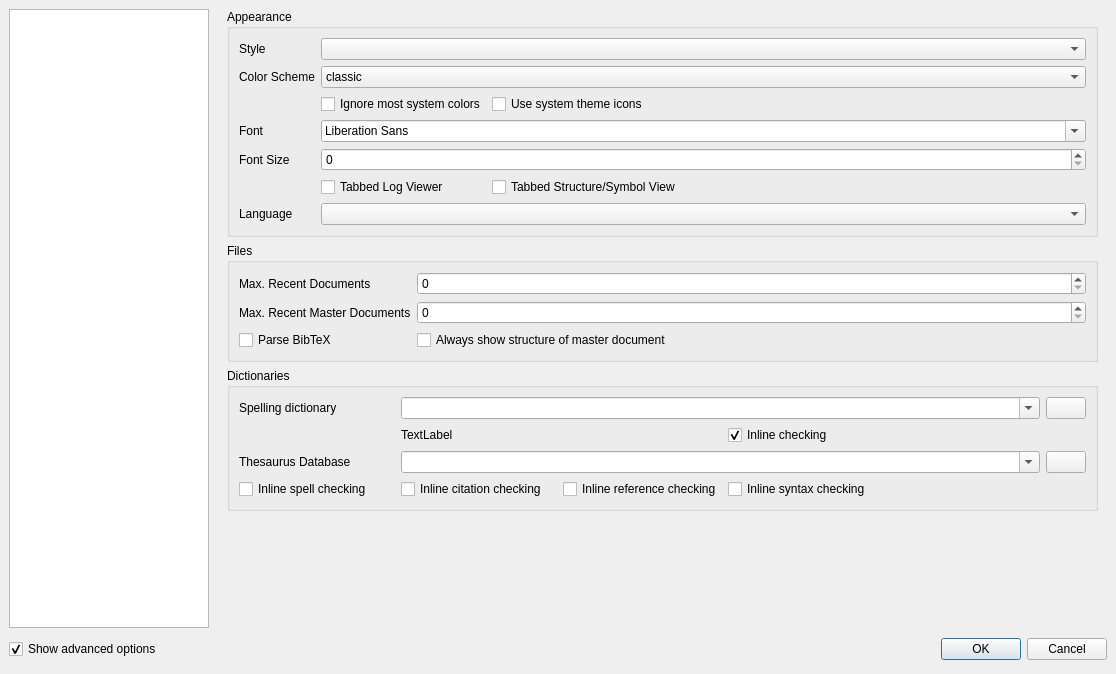
The window that configdialog.ui (svn2github/texstudio-trunk) describes before a commit, drawn with Qt 5.
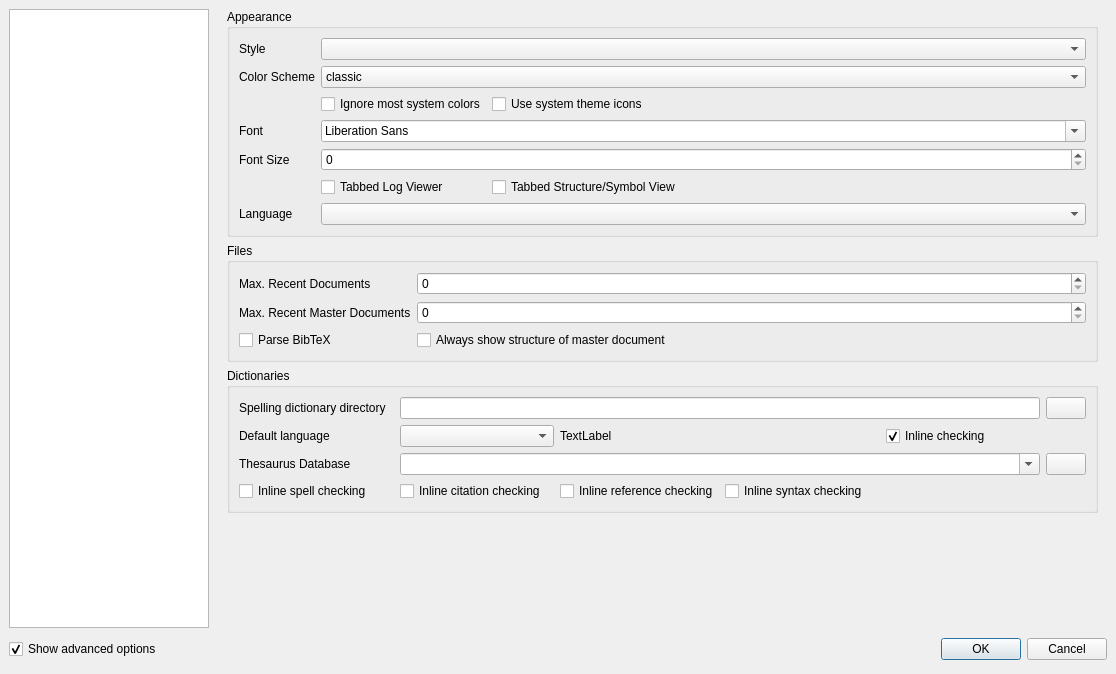
The same window after the commit. The open tabs and pages were chosen to show the change. Icons and pictures are not drawn.

Commit message:
implemented magic comments (Highlighting, display in structure). Currently supported: % !TeX spellcheck = someLanguage % !TeX encoding = someEncoding
Reworked dictionary support:
- dictionary can now be set per document
- manager to maintain multiple open dictionaries for different documents

```diff
--- a/configdialog.ui
+++ b/configdialog.ui
@@ -157,8 +157,8 @@
            <rect>
             <x>0</x>
             <y>0</y>
-            <width>601</width>
-            <height>456</height>
+            <width>880</width>
+            <height>617</height>
            </rect>
           </property>
           <layout class="QVBoxLayout" name="verticalLayout">
@@ -426,67 +426,14 @@
               <string>Dictionaries</string>
              </property>
              <layout class="QGridLayout">
-              <item row="0" column="0">
-               <widget class="QLabel" name="labelASpellCommand">
-                <property name="text">
-                 <string>Spelling dictionary</string>
-                </property>
-               </widget>
-              </item>
-              <item row="0" column="5">
-               <widget class="QPushButton" name="pushButtonAspell">
-                <property name="sizePolicy">
-                 <sizepolicy hsizetype="Maximum" vsizetype="Fixed">
-                  <horstretch>0</horstretch>
-                  <verstretch>0</verstretch>
-                 </sizepolicy>
-                </property>
-                <property name="text">
-                 <string/>
-                </property>
-                <property name="icon">
-                 <iconset>
-                  <normaloff>:/images/fileopen.png</normaloff>:/images/fileopen.png</iconset>
-                </property>
-               </widget>
-              </item>
-              <item row="1" column="1" colspan="2">
-               <widget class="QLabel" name="labelGetDic">
-                <property name="sizePolicy">
-                 <sizepolicy hsizetype="Expanding" vsizetype="Preferred">
-                  <horstretch>0</horstretch>
-                  <verstretch>0</verstretch>
-                 </sizepolicy>
-                </property>
-                <property name="text">
-                 <string>TextLabel</string>
-                </property>
-               </widget>
-              </item>
-              <item row="1" column="3" colspan="3">
-               <widget class="QCheckBox" name="checkBoxRealTimeCheck">
-                <property name="sizePolicy">
-                 <sizepolicy hsizetype="Preferred" vsizetype="Fixed">
-                  <horstretch>0</horstretch>
-                  <verstretch>0</verstretch>
-                 </sizepolicy>
-                </property>
-                <property name="text">
-                 <string>Inline checking</string>
-                </property>
-                <property name="checked">
-                 <bool>true</bool>
-                </property>
-               </widget>
-              </item>
-              <item row="2" column="0">
+              <item row="3" column="0">
                <widget class="QLabel" name="label_13">
                 <property name="text">
                  <string>Thesaurus Database</string>
                 </property>
                </widget>
               </item>
-              <item row="2" column="5">
+              <item row="3" column="5">
                <widget class="QPushButton" name="btSelectThesaurusFileName">
                 <property name="sizePolicy">
                  <sizepolicy hsizetype="Maximum" vsizetype="Fixed">
@@ -503,17 +450,7 @@
                 </property>
                </widget>
               </item>
-              <item row="0" column="1" colspan="4">
-               <widget class="QComboBox" name="comboBoxDictionaryFileName">
-                <property name="editable">
-                 <bool>true</bool>
-                </property>
-                <property name="dirFilter" stdset="0">
-                 <string>*.dic</string>
-                </property>
-               </widget>
-              </item>
-              <item row="2" column="1" colspan="4">
+              <item row="3" column="1" colspan="4">
                <widget class="QComboBox" name="comboBoxThesaurusFileName">
                 <property name="editable">
                  <bool>true</bool>
@@ -523,7 +460,7 @@
                 </property>
                </widget>
               </item>
-              <item row="3" column="0">
+              <item row="4" column="0">
                <widget class="QCheckBox" name="checkBoxInlineSpellCheck">
                 <property name="text">
                  <string>Inline spell checking</string>
@@ -533,7 +470,7 @@
                 </property>
                </widget>
               </item>
-              <item row="3" column="1">
+              <item row="4" column="1">
                <widget class="QCheckBox" name="checkBoxInlineCitationCheck">
                 <property name="text">
                  <string>Inline citation checking</string>
@@ -543,17 +480,44 @@
                 </property>
                </widget>
               </item>
-              <item row="3" column="2">
-               <widget class="QCheckBox" name="checkBoxInlineReferenceCheck">
+              <item row="0" column="1" colspan="4">
+               <widget class="QLineEdit" name="leDictDir"/>
+              </item>
+              <item row="0" column="0">
+               <widget class="QLabel" name="label_42">
                 <property name="text">
-                 <string>Inline reference checking</string>
+                 <string>Spelling dictionary directory</string>
                 </property>
-                <property name="advancedOption" stdset="0">
-                 <bool>true</bool>
+               </widget>
+              </item>
+              <item row="1" column="1">
+               <widget class="QComboBox" name="comboBoxSpellcheckLang"/>
+              </item>
+              <item row="1" column="0">
+               <widget class="QLabel" name="label_43">
+                <property name="text">
+                 <string>Default language</string>
                 </property>
                </widget>
               </item>
-              <item row="3" column="3" colspan="2">
+              <item row="0" column="5">
+               <widget class="QPushButton" name="pushButtonDictDir">
+                <property name="sizePolicy">
+                 <sizepolicy hsizetype="Maximum" vsizetype="Fixed">
+                  <horstretch>0</horstretch>
+                  <verstretch>0</verstretch>
+                 </sizepolicy>
+                </property>
+                <property name="text">
+                 <string/>
+                </property>
+                <property name="icon">
+                 <iconset resource="texstudio.qrc">
+                  <normaloff>:/classic/images/classic/fileopen.png</normaloff>:/classic/images/classic/fileopen.png</iconset>
+                </property>
+               </widget>
+              </item>
+              <item row="4" column="3" colspan="2">
                <widget class="QCheckBox" name="checkBoxInlineSyntaxCheck">
                 <property name="text">
                  <string>Inline syntax checking</string>
@@ -563,6 +527,45 @@
                 </property>
                </widget>
               </item>
+              <item row="4" column="2">
+               <widget class="QCheckBox" name="checkBoxInlineReferenceCheck">
+                <property name="text">
+                 <string>Inline reference checking</string>
+                </property>
+                <property name="advancedOption" stdset="0">
+                 <bool>true</bool>
+                </property>
+               </widget>
+              </item>
+              <item row="1" column="4">
+               <widget class="QCheckBox" name="checkBoxRealTimeCheck">
+                <property name="sizePolicy">
+                 <sizepolicy hsizetype="Preferred" vsizetype="Fixed">
+                  <horstretch>0</horstretch>
+                  <verstretch>0</verstretch>
+                 </sizepolicy>
+                </property>
+                <property name="text">
+                 <string>Inline checking</string>
+                </property>
+                <property name="checked">
+                 <bool>true</bool>
+                </property>
+               </widget>
+              </item>
+              <item row="1" column="2" colspan="2">
+               <widget class="QLabel" name="labelGetDic">
+                <property name="sizePolicy">
+                 <sizepolicy hsizetype="Preferred" vsizetype="Preferred">
+                  <horstretch>0</horstretch>
+                  <verstretch>0</verstretch>
+                 </sizepolicy>
+                </property>
+                <property name="text">
+                 <string>TextLabel</string>
+                </property>
+               </widget>
+              </item>
              </layout>
             </widget>
            </item>
```
Left out of the diff: 12 changed lines with no effect on the pictures. The commit also changes 16 other files.
